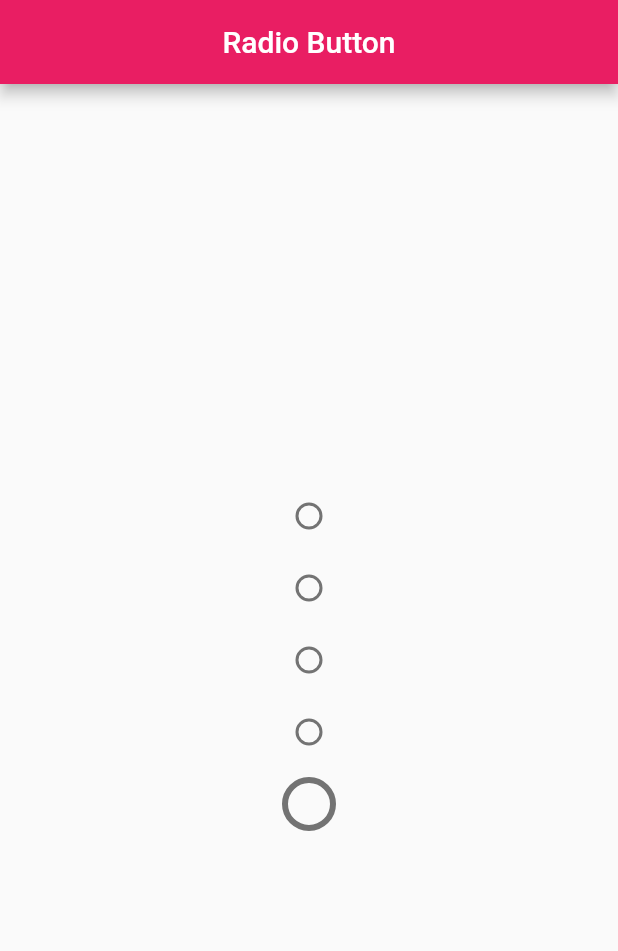
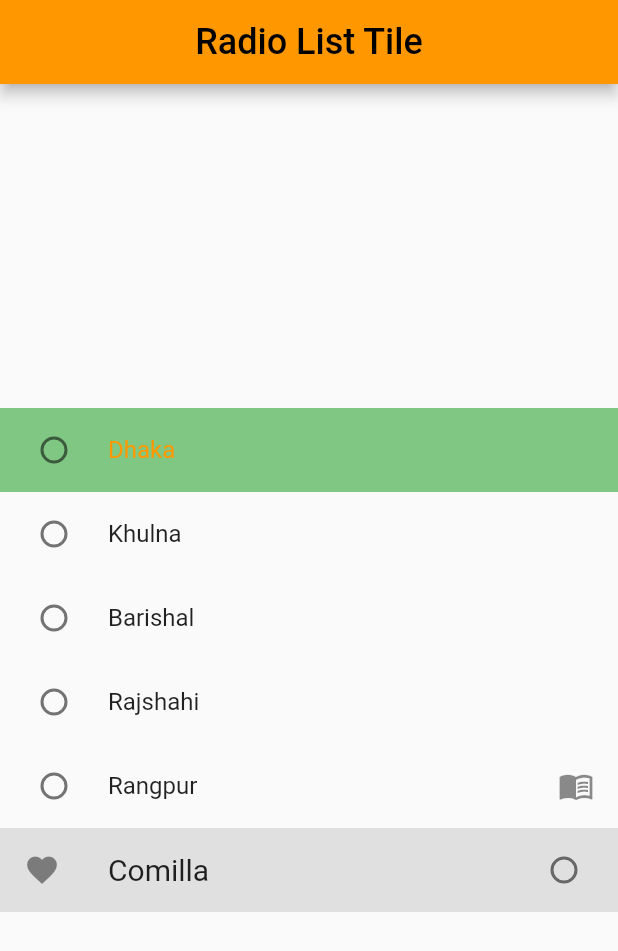
Before and after one commit to bzamanbd/my_flutter_study, a Flutter app: the screen it shows after launch, on a phone screen of 412 x 824 dp. Shown: the top 951 px of the screen. Run offline on Flutter 3.47's test engine with Material 2 defaults, Android fonts, the phone set to English and light mode, and no system bars.

Commit message:
done_final

```diff
--- a/lib/main.dart
+++ b/lib/main.dart
@@ -3,7 +3,7 @@ import 'package:flutter/material.dart';
 import 'pages/home_page.dart';
 void main()=>runApp(const MyApp());
 class MyApp extends StatelessWidget {
-  final String title='Radio Button';
+  final String title='Radio List Tile';
   const MyApp({Key? key}) : super(key: key);
 
   @override
@@ -12,7 +12,7 @@ class MyApp extends StatelessWidget {
       debugShowCheckedModeBanner: false,
       title: title,
       theme: ThemeData(
-        primarySwatch: Colors.pink
+        primarySwatch: Colors.orange
       ),
       // routes: ,
       // initialRoute: ,
--- a/lib/pages/home_page.dart
+++ b/lib/pages/home_page.dart
@@ -20,7 +20,7 @@ class _HomePageState extends State<HomePage> {
       appBar: AppBar(
         title: Text(widget.title,
         style: const TextStyle(
-          fontSize: 20
+          fontSize: 24.0
         ),
         ),
         centerTitle: true,
@@ -33,33 +33,52 @@ class _HomePageState extends State<HomePage> {
         child: Column(
           mainAxisAlignment: MainAxisAlignment.center,
           children: [
-                Radio(
+            RadioListTile(
               value: 1,
               groupValue: _groupValue,
               onChanged: rmethod,
+              title: const Text('Dhaka'),
+              selected: true,
+              selectedTileColor: Colors.green[300],
+
             ),
-                Radio(
+            RadioListTile(
               value: 2,
               groupValue: _groupValue,
               onChanged: rmethod,
+              title: const Text('Khulna'),
             ),
-                Radio(
+            RadioListTile(
               value: 3,
               groupValue: _groupValue,
               onChanged: rmethod,
+              title: const Text('Barishal'),
             ),
-                Radio(
+            RadioListTile(
               value: 4,
               groupValue: _groupValue,
               onChanged: rmethod,
+              title: const Text('Rajshahi'),
+              selected: _groupValue==4?true:false,
             ),
-                Transform.scale(scale: 2,
-                  child: Radio(
+            RadioListTile(
               value: 5,
               groupValue: _groupValue,
               onChanged: rmethod,
-                    activeColor: Colors.orange,
+              title: const Text('Rangpur'),
+              secondary: const Icon(Icons.menu_book),
+              selected: _groupValue==5?true:false,
             ),
+            RadioListTile(
+              value: 6,
+              groupValue: _groupValue,
+              onChanged: rmethod,
+              title: const Text('Comilla',style: TextStyle(fontSize: 20),),
+              activeColor: Colors.red,
+              tileColor: Colors.grey[300],
+              secondary: const Icon(Icons.favorite),
+              controlAffinity: ListTileControlAffinity.trailing,
+              selected: _groupValue==6?true:false,
             ),
           ],
         ),
```
Lines whose indentation alone changed are shown as unchanged.
